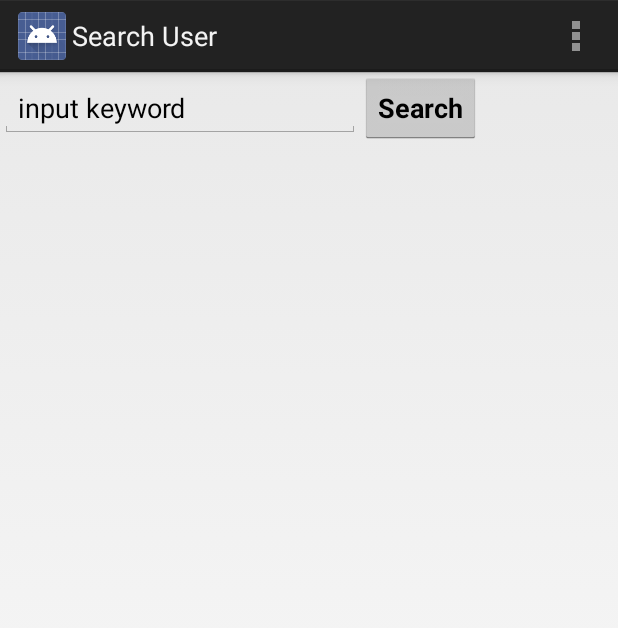
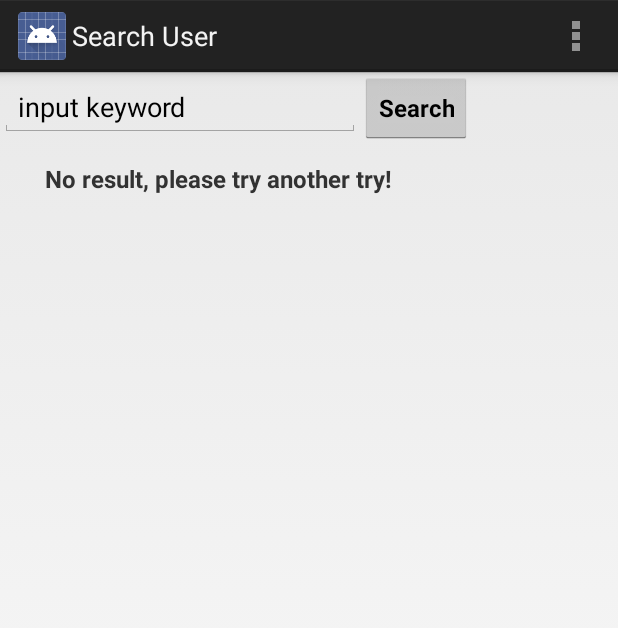
Before and after one commit to m1688/android-practice, an Android app: the SearchActivity screen opened directly, with no data from a screen before it, after a tap on "Search", on a phone screen of 412 x 824 dp. Shown: the top 628 px of the screen. Run offline under Robolectric (Android 15) with nearby library versions, the phone set to English and light mode, and no system bars.

Commit message:
add tip when no search result

```diff
--- a/src/main/AndroidManifest.xml
+++ b/src/main/AndroidManifest.xml
@@ -16,10 +16,12 @@
         </activity>
 
         <activity android:name=".SearchActivity"
+            android:exported="true"
             android:label="@string/title_activity_search"
             >
         </activity>
 		<activity android:name=".SettingsActivity"
+            android:exported="true"
 		    android:label="@string/title_settings">
 		</activity>
     </application>
--- a/src/main/java/m/ui/android/SearchActivity.java
+++ b/src/main/java/m/ui/android/SearchActivity.java
@@ -32,7 +32,7 @@ public class SearchActivity extends Activity {
     private UserRepository userRepository = new DefaultUserRepository();
     private User currentUser = SampleData.currentUser;
 
-    private List<User> searchedUser;
+    private List<User> searchedUsers;
 
     private static final int pageSize = 10;
     private int pageNum = 1;
@@ -135,20 +135,37 @@ public class SearchActivity extends Activity {
 
     public void searchUsers(View view) {
         EditText editText = (EditText) findViewById(R.id.search_keyword);
-        searchedUser = userRepository.fuzzySearchByUserName(editText.getText().toString());
-        userListAdapter = new UserListAdapter(this, android.R.layout.simple_list_item_2, getCurrentPageOfUser());
+        List<User> searchedUserList = userRepository.fuzzySearchByUserName(editText.getText().toString());
+        setSearchedUsers(searchedUserList);
+
+        TextView noSearchResult = (TextView) findViewById(R.id.no_user_search_result);
+        noSearchResult.setText("");
+        noSearchResult.setVisibility(View.INVISIBLE);
+        if (searchedUserList == null || searchedUserList.isEmpty()) {
+            noSearchResult.setVisibility(View.VISIBLE);
+            noSearchResult.setText(R.string.no_search_result);
+        }
+        userListAdapter = new UserListAdapter(this, android.R.layout.simple_list_item_2, loadOneMorePageUsers());
         userListView.setAdapter(userListAdapter);
+    }
 
+    //TODO remove side effects
+    public List<User> loadOneMorePageUsers() {
+        int from = (pageNum - 1) * pageSize;
+        int to = from + pageSize;
+        to = to > searchedUsers.size() ? searchedUsers.size() : to;
+        lastUserIndex = to;
+        return searchedUsers.subList(0, to);
+    }
+
+    public List<User> getSearchedUsers() {
+        return searchedUsers;
+    }
+
+    public void setSearchedUsers(List<User> searchedUsers) {
+        this.searchedUsers = searchedUsers;
         pageNum = 1;
         lastUserIndex = 0;
-    }
-
-    public List<User> getCurrentPageOfUser() {
-        int from = (pageNum - 1) * pageSize;
-        int to = from + pageSize;
-        to = to > searchedUser.size() ? searchedUser.size() : to;
-        lastUserIndex = to;
-        return searchedUser.subList(0, to);
     }
 
     /**
@@ -185,9 +202,9 @@ public class SearchActivity extends Activity {
                              int visibleItemCount, int totalItemCount) {
 
             boolean loadMore = firstVisibleItem + visibleItemCount >= totalItemCount;
-            if (searchedUser != null && lastUserIndex < searchedUser.size() && loadMore) {
+            if (searchedUsers != null && lastUserIndex < searchedUsers.size() && loadMore) {
                 pageNum++;
-                userListAdapter.setUserList(getCurrentPageOfUser());
+                userListAdapter.setUserList(loadOneMorePageUsers());
             }
 
         }
--- a/src/main/res/layout/activity_search.xml
+++ b/src/main/res/layout/activity_search.xml
@@ -25,23 +25,34 @@
             android:layout_height="wrap_content"
             android:text="@string/search_button"
             android:textStyle="bold"
+            android:textSize="16sp"
             android:onClick="searchUsers" />
 
 
     </LinearLayout>
 
-    <LinearLayout
+    <RelativeLayout
         android:orientation="horizontal"
         android:layout_width="fill_parent"
         android:layout_height="fill_parent"
         android:layout_marginTop="60dp"
         android:layout_gravity="left|top">
 
+        <TextView
+            android:id="@+id/no_user_search_result"
+            android:layout_height="80dp"
+            android:textStyle="bold"
+            android:textSize="16sp"
+            android:layout_marginLeft="30dp"
+            android:layout_alignParentTop="true"
+            android:layout_width="fill_parent"/>
+
         <ListView
             android:id="@+id/userListView"
+            android:layout_centerInParent="true"
             android:layout_width="wrap_content"
             android:layout_height="wrap_content"/>
-    </LinearLayout>
+    </RelativeLayout>
     <RelativeLayout
         android:id="@+id/load_more"
         android:layout_width="fill_parent"
--- a/src/main/res/values-w820dp/strings.xml
+++ b/src/main/res/values-w820dp/strings.xml
@@ -3,4 +3,5 @@
     <string name="search">search</string>
     <string name="search_button">search_button</string>
     <string name="searchbox_tip">input keyword</string>
+    <string name="no_search_result">no result, please try another try!</string>
 </resources>
--- a/src/main/res/values/strings.xml
+++ b/src/main/res/values/strings.xml
@@ -84,6 +84,7 @@
 	<string name="summary_load_more">到达列表底部时自动加载更多微博</string>
 
     <string name="title_private">隐私</string>
+    <string name="no_search_result">No result, please try another try!</string>
     <!-- END：settings -->
 
 </resources>
```
